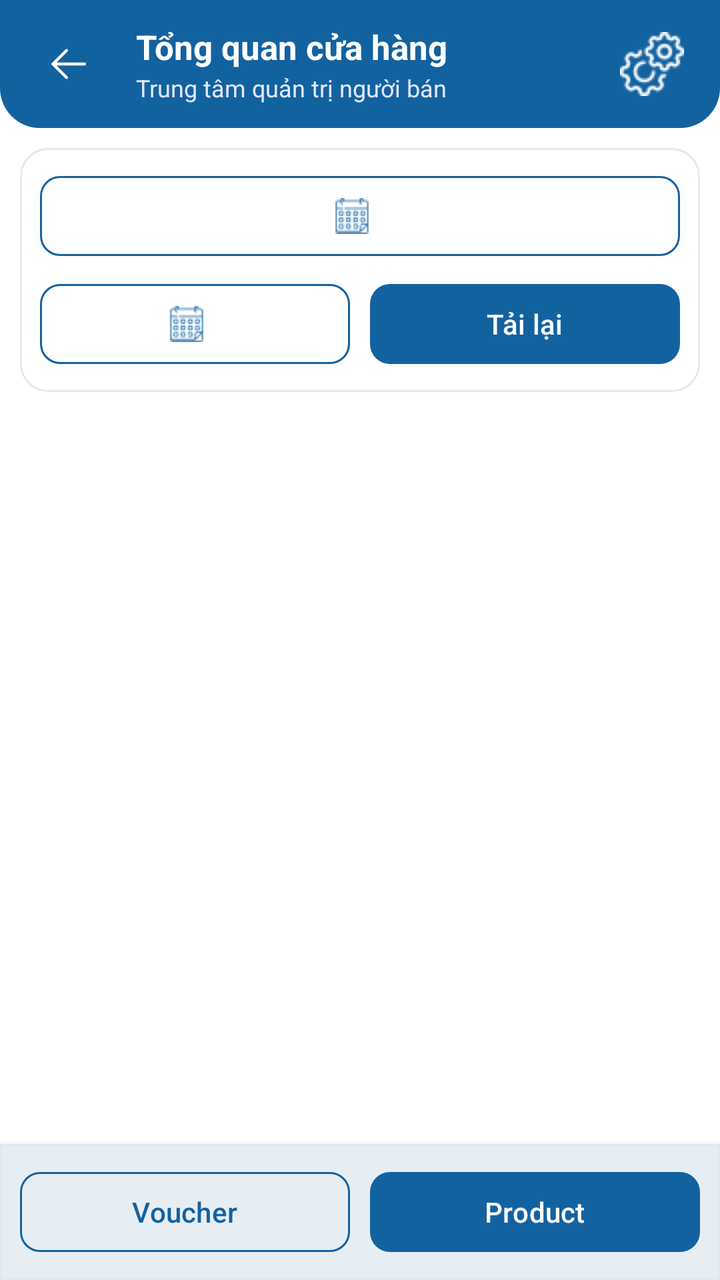
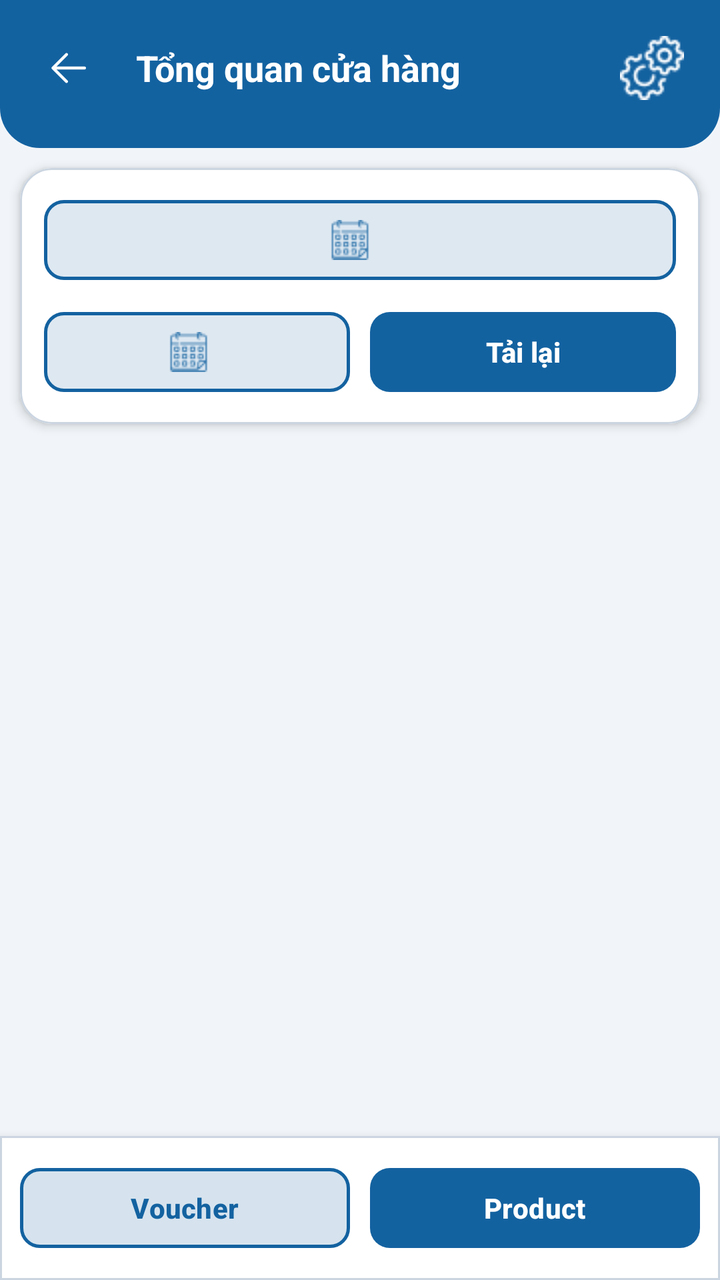

Two renders of the same Android screen: before a commit and after it. Below are the layout's source before the change and the commit's diff.
<!-- AndroidManifest.xml: application theme Theme.ShoppingApp -->
<!-- res/layout/fragment_dash_board_seller.xml -->
<?xml version="1.0" encoding="utf-8"?>
<LinearLayout
    xmlns:android="http://schemas.android.com/apk/res/android"
    xmlns:app="http://schemas.android.com/apk/res-auto"
    android:layout_width="match_parent"
    android:layout_height="match_parent"
    android:orientation="vertical"
    android:background="@color/dashboard_surface"
    android:theme="@style/ThemeOverlay.ShoppingApp.Dashboard">

    <LinearLayout
        android:id="@+id/linear_app_bar"
        android:layout_width="match_parent"
        android:layout_height="wrap_content"
        android:orientation="horizontal"
        android:gravity="center_vertical"
        android:background="@drawable/border_under"
        android:backgroundTint="@color/button_color"
        android:paddingHorizontal="@dimen/dashboard_small_spacing"
        android:paddingVertical="8dp">

        <androidx.appcompat.widget.AppCompatImageButton
            android:id="@+id/img_back"
            android:layout_width="@dimen/dashboard_touch_size"
            android:layout_height="@dimen/dashboard_touch_size"
            android:src="@drawable/icon_back"
            android:contentDescription="@string/dashboard_back"
            android:background="?attr/selectableItemBackgroundBorderless"
            app:tint="@color/white" />

        <LinearLayout
            android:layout_width="0dp"
            android:layout_height="wrap_content"
            android:layout_weight="1"
            android:layout_marginStart="@dimen/dashboard_small_spacing"
            android:orientation="vertical">

            <TextView
                android:layout_width="wrap_content"
                android:layout_height="wrap_content"
                android:text="@string/dashboard_title"
                android:textSize="17sp"
                android:textColor="@color/white"
                android:textStyle="bold" />

            <TextView
                android:layout_width="wrap_content"
                android:layout_height="wrap_content"
                android:layout_marginTop="1dp"
                android:text="@string/dashboard_subtitle"
                android:textSize="12sp"
                android:textColor="#E0E7FF" />

        </LinearLayout>

        <androidx.appcompat.widget.AppCompatImageButton
            android:id="@+id/img_setting"
            android:layout_width="@dimen/dashboard_touch_size"
            android:layout_height="@dimen/dashboard_touch_size"
            android:padding="@dimen/dashboard_small_spacing"
            android:src="@drawable/icon_setting"
            android:contentDescription="@string/dashboard_settings"
            android:background="?attr/selectableItemBackgroundBorderless"
            app:tint="@color/white" />

    </LinearLayout>

    <com.google.android.material.card.MaterialCardView
        android:layout_width="match_parent"
        android:layout_height="wrap_content"
        android:layout_marginHorizontal="@dimen/dashboard_spacing"
        android:layout_marginTop="@dimen/dashboard_small_spacing"
        app:cardBackgroundColor="?attr/colorSurface"
        app:cardCornerRadius="14dp"
        app:cardElevation="0dp"
        app:strokeColor="#E2E8F0"
        app:strokeWidth="1dp">

        <LinearLayout
            android:layout_width="match_parent"
            android:layout_height="wrap_content"
            android:orientation="vertical"
            android:padding="10dp">

            <com.google.android.material.button.MaterialButton
                android:id="@+id/btn_range"
                android:layout_width="match_parent"
                android:layout_height="wrap_content"
                app:icon="@drawable/icon_calendar"
                app:iconGravity="textStart"
                app:iconPadding="8dp"
                app:iconSize="18dp"
                app:iconTint="@color/button_color"
                style="@style/Widget.ShoppingApp.Dashboard.OutlinedButton" />

            <LinearLayout
                android:layout_width="match_parent"
                android:layout_height="wrap_content"
                android:layout_marginTop="6dp"
                android:orientation="horizontal">

                <com.google.android.material.button.MaterialButton
                    android:id="@+id/btn_year"
                    android:layout_width="0dp"
                    android:layout_weight="1"
                    android:layout_height="wrap_content"
                    app:icon="@drawable/icon_calendar"
                    app:iconGravity="textStart"
                    app:iconPadding="8dp"
                    app:iconSize="18dp"
                    app:iconTint="@color/button_color"
                    style="@style/Widget.ShoppingApp.Dashboard.OutlinedButton" />

                <com.google.android.material.button.MaterialButton
                    android:id="@+id/btn_refresh"
                    android:layout_width="0dp"
                    android:layout_weight="1"
                    android:layout_height="wrap_content"
                    android:layout_marginStart="@dimen/dashboard_small_spacing"
                    android:text="@string/dashboard_refresh"
                    style="@style/Widget.ShoppingApp.Dashboard.Button" />
            </LinearLayout>

        </LinearLayout>
    </com.google.android.material.card.MaterialCardView>

    <TextView
        android:id="@+id/filter_error"
        android:layout_width="match_parent"
        android:layout_height="wrap_content"
        android:paddingHorizontal="@dimen/dashboard_spacing"
        android:layout_marginTop="4dp"
        android:text="@string/dashboard_invalid"
        android:textColor="?attr/colorError"
        android:visibility="gone"
        android:accessibilityLiveRegion="polite" />

    <androidx.recyclerview.widget.RecyclerView
        android:id="@+id/recycler_view_dash_board"
        android:layout_width="match_parent"
        android:layout_height="0dp"
        android:layout_weight="1"
        android:clipToPadding="false"
        android:padding="@dimen/dashboard_spacing" />

    <com.google.android.material.card.MaterialCardView
        android:layout_width="match_parent"
        android:layout_height="wrap_content"
        app:cardBackgroundColor="?attr/colorSurface"
        app:cardElevation="6dp"
        app:cardCornerRadius="0dp"
        app:strokeColor="#E2E8F0"
        app:strokeWidth="1dp">

        <LinearLayout
            android:layout_width="match_parent"
            android:layout_height="wrap_content"
            android:orientation="horizontal"
            android:paddingHorizontal="@dimen/dashboard_spacing"
            android:paddingVertical="@dimen/dashboard_small_spacing">

            <com.google.android.material.button.MaterialButton
                android:id="@+id/btn_new_voucher"
                android:layout_width="0dp"
                android:layout_weight="1"
                android:layout_height="wrap_content"
                android:text="@string/create_voucher"
                style="@style/Widget.ShoppingApp.Dashboard.OutlinedButton" />

            <com.google.android.material.button.MaterialButton
                android:id="@+id/btn_new_product"
                android:layout_width="0dp"
                android:layout_weight="1"
                android:layout_height="wrap_content"
                android:layout_marginStart="@dimen/dashboard_small_spacing"
                android:text="@string/new_product"
                style="@style/Widget.ShoppingApp.Dashboard.Button" />
        </LinearLayout>
    </com.google.android.material.card.MaterialCardView>

</LinearLayout>
<!-- resources referenced by this layout -->
<resources>
  <color name="button_color">#1362A0</color>
  <color name="dashboard_surface">@color/white</color>
  <color name="white">#FFFFFFFF</color>
  <dimen name="dashboard_small_spacing">10dp</dimen>
  <dimen name="dashboard_spacing">10dp</dimen>
  <dimen name="dashboard_touch_size">48dp</dimen>
  <!-- drawable border_under (drawable) -->
  <?xml version="1.0" encoding="utf-8"?>
  <shape xmlns:android="http://schemas.android.com/apk/res/android"
      android:shape="rectangle">
  
      <corners android:bottomLeftRadius="20dp"
          android:bottomRightRadius="20dp"/>
  
  </shape>
  <string name="create_voucher">Voucher</string>
  <string name="dashboard_back">Quay lại</string>
  <string name="dashboard_invalid">Khoảng ngày phải hợp lệ, tối đa 366 ngày; năm từ 1900 đến 9998.</string>
  <string name="dashboard_refresh">Tải lại</string>
  <string name="dashboard_settings">Cài đặt cửa hàng</string>
  <string name="dashboard_subtitle">Trung tâm quản trị người bán</string>
  <string name="dashboard_title">Tổng quan cửa hàng</string>
  <string name="new_product">Product</string>
  <style name="ThemeOverlay.ShoppingApp.Dashboard" parent="">
          <item name="colorPrimary">@color/button_color</item>
          <item name="colorOnPrimary">@color/white</item>
          <item name="colorPrimaryContainer">@color/dashboard_panel</item>
          <item name="colorOnPrimaryContainer">@color/dashboard_on_surface</item>
          <item name="colorSecondary">@color/button_color</item>
          <item name="colorTertiary">@color/grey</item>
          <item name="colorSurface">@color/dashboard_surface</item>
          <item name="colorOnSurface">@color/dashboard_on_surface</item>
          <item name="colorSurfaceVariant">@color/dashboard_panel</item>
          <item name="colorOnSurfaceVariant">@color/dashboard_secondary_text</item>
          <item name="colorOutline">@color/grey</item>
          <item name="colorControlActivated">@color/button_color</item>
      </style>
  <style name="Widget.ShoppingApp.Dashboard.Button" parent="Widget.Material3.Button">
          <item name="cornerRadius">@dimen/dashboard_corner_radius</item>
          <item name="backgroundTint">@color/dashboard_button_tint</item>
          <item name="android:textColor">@color/dashboard_button_text</item>
          <item name="android:textSize">@dimen/dashboard_text_size</item>
          <item name="android:minHeight">@dimen/dashboard_touch_size</item>
      </style>
  <style name="Widget.ShoppingApp.Dashboard.OutlinedButton" parent="Widget.Material3.Button.OutlinedButton">
          <item name="cornerRadius">@dimen/dashboard_corner_radius</item>
          <item name="backgroundTint">@color/dashboard_surface</item>
          <item name="strokeColor">@color/button_color</item>
          <item name="android:textColor">@color/dashboard_outlined_text</item>
          <item name="android:textSize">@dimen/dashboard_text_size</item>
          <item name="android:minHeight">@dimen/dashboard_touch_size</item>
      </style>
  <style name="Theme.ShoppingApp" parent="Base.Theme.ShoppingApp" />
  <color name="dashboard_panel">@color/light_grey</color>
  <color name="dashboard_on_surface">@color/black</color>
  <color name="grey">#8D8A8A</color>
  <color name="dashboard_secondary_text">#595959</color>
  <dimen name="dashboard_corner_radius">10dp</dimen>
  <dimen name="dashboard_text_size">14sp</dimen>
  <style name="Base.Theme.ShoppingApp" parent="Theme.Material3.DayNight.NoActionBar">
          
          
      </style>
  <color name="light_grey">#EBE7E7</color>
  <color name="black">#FF000000</color>
  <!-- unchanged entries left out for length: 3 -->
</resources>

<!-- the commit's change to res/layout/fragment_dash_board_seller.xml (unified diff, before → after) -->
@@ -1,124 +1,121 @@
 <?xml version="1.0" encoding="utf-8"?>
-<LinearLayout
-    xmlns:android="http://schemas.android.com/apk/res/android"
+<LinearLayout xmlns:android="http://schemas.android.com/apk/res/android"
     xmlns:app="http://schemas.android.com/apk/res-auto"
     android:layout_width="match_parent"
     android:layout_height="match_parent"
+    android:background="@color/dashboard_surface"
     android:orientation="vertical"
-    android:background="@color/dashboard_surface"
     android:theme="@style/ThemeOverlay.ShoppingApp.Dashboard">
 
+    
     <LinearLayout
+        android:fitsSystemWindows="true"
         android:id="@+id/linear_app_bar"
         android:layout_width="match_parent"
         android:layout_height="wrap_content"
-        android:orientation="horizontal"
-        android:gravity="center_vertical"
         android:background="@drawable/border_under"
         android:backgroundTint="@color/button_color"
+        android:elevation="4dp"
+        android:gravity="center_vertical"
+        android:orientation="horizontal"
         android:paddingHorizontal="@dimen/dashboard_small_spacing"
-        android:paddingVertical="8dp">
+        android:paddingTop="10dp"
+        android:paddingBottom="16dp">
 
         <androidx.appcompat.widget.AppCompatImageButton
             android:id="@+id/img_back"
             android:layout_width="@dimen/dashboard_touch_size"
             android:layout_height="@dimen/dashboard_touch_size"
+            android:background="?attr/selectableItemBackgroundBorderless"
+            android:contentDescription="@string/dashboard_back"
             android:src="@drawable/icon_back"
-            android:contentDescription="@string/dashboard_back"
-            android:background="?attr/selectableItemBackgroundBorderless"
             app:tint="@color/white" />
 
-        <LinearLayout
-            android:layout_width="0dp"
+        <TextView
+            android:layout_width="wrap_content"
             android:layout_height="wrap_content"
+            android:layout_marginStart="@dimen/dashboard_small_spacing"
             android:layout_weight="1"
-            android:layout_marginStart="@dimen/dashboard_small_spacing"
-            android:orientation="vertical">
-
-            <TextView
-                android:layout_width="wrap_content"
-                android:layout_height="wrap_content"
-                android:text="@string/dashboard_title"
-                android:textSize="17sp"
-                android:textColor="@color/white"
-                android:textStyle="bold" />
-
-            <TextView
-                android:layout_width="wrap_content"
-                android:layout_height="wrap_content"
-                android:layout_marginTop="1dp"
-                android:text="@string/dashboard_subtitle"
-                android:textSize="12sp"
-                android:textColor="#E0E7FF" />
-
-        </LinearLayout>
+            android:text="@string/dashboard_title"
+            android:textColor="@color/white"
+            android:textSize="18sp"
+            android:textStyle="bold" />
 
         <androidx.appcompat.widget.AppCompatImageButton
             android:id="@+id/img_setting"
             android:layout_width="@dimen/dashboard_touch_size"
             android:layout_height="@dimen/dashboard_touch_size"
+            android:background="?attr/selectableItemBackgroundBorderless"
+            android:contentDescription="@string/dashboard_settings"
             android:padding="@dimen/dashboard_small_spacing"
             android:src="@drawable/icon_setting"
-            android:contentDescription="@string/dashboard_settings"
-            android:background="?attr/selectableItemBackgroundBorderless"
             app:tint="@color/white" />
 
     </LinearLayout>
 
+    
     <com.google.android.material.card.MaterialCardView
         android:layout_width="match_parent"
         android:layout_height="wrap_content"
         android:layout_marginHorizontal="@dimen/dashboard_spacing"
         android:layout_marginTop="@dimen/dashboard_small_spacing"
-        app:cardBackgroundColor="?attr/colorSurface"
-        app:cardCornerRadius="14dp"
-        app:cardElevation="0dp"
-        app:strokeColor="#E2E8F0"
+        app:cardBackgroundColor="@color/white"
+        app:cardCornerRadius="16dp"
+        app:cardElevation="3dp"
+        app:strokeColor="#CBD5E1"
         app:strokeWidth="1dp">
 
         <LinearLayout
             android:layout_width="match_parent"
             android:layout_height="wrap_content"
             android:orientation="vertical"
-            android:padding="10dp">
+            android:padding="12dp">
 
             <com.google.android.material.button.MaterialButton
                 android:id="@+id/btn_range"
+                style="@style/Widget.ShoppingApp.Dashboard.OutlinedButton"
                 android:layout_width="match_parent"
                 android:layout_height="wrap_content"
+                android:textStyle="bold"
                 app:icon="@drawable/icon_calendar"
                 app:iconGravity="textStart"
-                app:iconPadding="8dp"
-                app:iconSize="18dp"
+                app:iconPadding="10dp"
+                app:iconSize="20dp"
                 app:iconTint="@color/button_color"
-                style="@style/Widget.ShoppingApp.Dashboard.OutlinedButton" />
+                app:strokeColor="@color/button_color"
+                app:strokeWidth="1.5dp" />
 
             <LinearLayout
                 android:layout_width="match_parent"
                 android:layout_height="wrap_content"
-                android:layout_marginTop="6dp"
+                android:layout_marginTop="8dp"
                 android:orientation="horizontal">
 
                 <com.google.android.material.button.MaterialButton
                     android:id="@+id/btn_year"
+                    style="@style/Widget.ShoppingApp.Dashboard.OutlinedButton"
                     android:layout_width="0dp"
+                    android:layout_height="wrap_content"
                     android:layout_weight="1"
-                    android:layout_height="wrap_content"
+                    android:textStyle="bold"
                     app:icon="@drawable/icon_calendar"
                     app:iconGravity="textStart"
                     app:iconPadding="8dp"
-                    app:iconSize="18dp"
+                    app:iconSize="20dp"
                     app:iconTint="@color/button_color"
-                    style="@style/Widget.ShoppingApp.Dashboard.OutlinedButton" />
+                    app:strokeColor="@color/button_color"
+                    app:strokeWidth="1.5dp" />
 
                 <com.google.android.material.button.MaterialButton
                     android:id="@+id/btn_refresh"
+                    style="@style/Widget.ShoppingApp.Dashboard.Button"
                     android:layout_width="0dp"
-                    android:layout_weight="1"
                     android:layout_height="wrap_content"
                     android:layout_marginStart="@dimen/dashboard_small_spacing"
+                    android:layout_weight="1"
                     android:text="@string/dashboard_refresh"
-                    style="@style/Widget.ShoppingApp.Dashboard.Button" />
+                    android:textStyle="bold"
+                    app:elevation="2dp" />
             </LinearLayout>
 
         </LinearLayout>
@@ -128,12 +125,12 @@
         android:id="@+id/filter_error"
         android:layout_width="match_parent"
         android:layout_height="wrap_content"
+        android:layout_marginTop="4dp"
+        android:accessibilityLiveRegion="polite"
         android:paddingHorizontal="@dimen/dashboard_spacing"
-        android:layout_marginTop="4dp"
         android:text="@string/dashboard_invalid"
         android:textColor="?attr/colorError"
-        android:visibility="gone"
-        android:accessibilityLiveRegion="polite" />
+        android:visibility="gone" />
 
     <androidx.recyclerview.widget.RecyclerView
         android:id="@+id/recycler_view_dash_board"
@@ -143,13 +140,14 @@
         android:clipToPadding="false"
         android:padding="@dimen/dashboard_spacing" />
 
+    
     <com.google.android.material.card.MaterialCardView
         android:layout_width="match_parent"
         android:layout_height="wrap_content"
-        app:cardBackgroundColor="?attr/colorSurface"
-        app:cardElevation="6dp"
+        app:cardBackgroundColor="@color/white"
         app:cardCornerRadius="0dp"
-        app:strokeColor="#E2E8F0"
+        app:cardElevation="8dp"
+        app:strokeColor="#CBD5E1"
         app:strokeWidth="1dp">
 
         <LinearLayout
@@ -157,24 +155,29 @@
             android:layout_height="wrap_content"
             android:orientation="horizontal"
             android:paddingHorizontal="@dimen/dashboard_spacing"
-            android:paddingVertical="@dimen/dashboard_small_spacing">
+            android:paddingVertical="12dp">
 
             <com.google.android.material.button.MaterialButton
                 android:id="@+id/btn_new_voucher"
+                style="@style/Widget.ShoppingApp.Dashboard.OutlinedButton"
                 android:layout_width="0dp"
+                android:layout_height="48dp"
                 android:layout_weight="1"
-                android:layout_height="wrap_content"
                 android:text="@string/create_voucher"
-                style="@style/Widget.ShoppingApp.Dashboard.OutlinedButton" />
+                android:textStyle="bold"
+                app:strokeColor="@color/button_color"
+                app:strokeWidth="1.5dp" />
 
             <com.google.android.material.button.MaterialButton
                 android:id="@+id/btn_new_product"
+                style="@style/Widget.ShoppingApp.Dashboard.Button"
                 android:layout_width="0dp"
+                android:layout_height="48dp"
+                android:layout_marginStart="@dimen/dashboard_small_spacing"
                 android:layout_weight="1"
-                android:layout_height="wrap_content"
-                android:layout_marginStart="@dimen/dashboard_small_spacing"
                 android:text="@string/new_product"
-                style="@style/Widget.ShoppingApp.Dashboard.Button" />
+                android:textStyle="bold"
+                app:elevation="2dp" />
         </LinearLayout>
     </com.google.android.material.card.MaterialCardView>
 
<!-- resource entries referenced after the edit -->
@@ -1,7 +1,7 @@
 <!-- resources referenced by this layout -->
 <resources>
   <color name="button_color">#1362A0</color>
-  <color name="dashboard_surface">@color/white</color>
+  <color name="dashboard_surface">#F1F5F9</color>
   <color name="white">#FFFFFFFF</color>
   <dimen name="dashboard_small_spacing">10dp</dimen>
   <dimen name="dashboard_spacing">10dp</dimen>
@@ -20,7 +20,6 @@
   <string name="dashboard_invalid">Khoảng ngày phải hợp lệ, tối đa 366 ngày; năm từ 1900 đến 9998.</string>
   <string name="dashboard_refresh">Tải lại</string>
   <string name="dashboard_settings">Cài đặt cửa hàng</string>
-  <string name="dashboard_subtitle">Trung tâm quản trị người bán</string>
   <string name="dashboard_title">Tổng quan cửa hàng</string>
   <string name="new_product">Product</string>
   <style name="ThemeOverlay.ShoppingApp.Dashboard" parent="">
@@ -53,18 +52,16 @@
           <item name="android:minHeight">@dimen/dashboard_touch_size</item>
       </style>
   <style name="Theme.ShoppingApp" parent="Base.Theme.ShoppingApp" />
-  <color name="dashboard_panel">@color/light_grey</color>
-  <color name="dashboard_on_surface">@color/black</color>
+  <color name="dashboard_panel">@color/white</color>
+  <color name="dashboard_on_surface">#0F172A</color>
   <color name="grey">#8D8A8A</color>
-  <color name="dashboard_secondary_text">#595959</color>
+  <color name="dashboard_secondary_text">#64748B</color>
   <dimen name="dashboard_corner_radius">10dp</dimen>
   <dimen name="dashboard_text_size">14sp</dimen>
   <style name="Base.Theme.ShoppingApp" parent="Theme.Material3.DayNight.NoActionBar">
           
           
       </style>
-  <color name="light_grey">#EBE7E7</color>
-  <color name="black">#FF000000</color>
   <!-- unchanged entries left out for length: 3 -->
 </resources>
 
